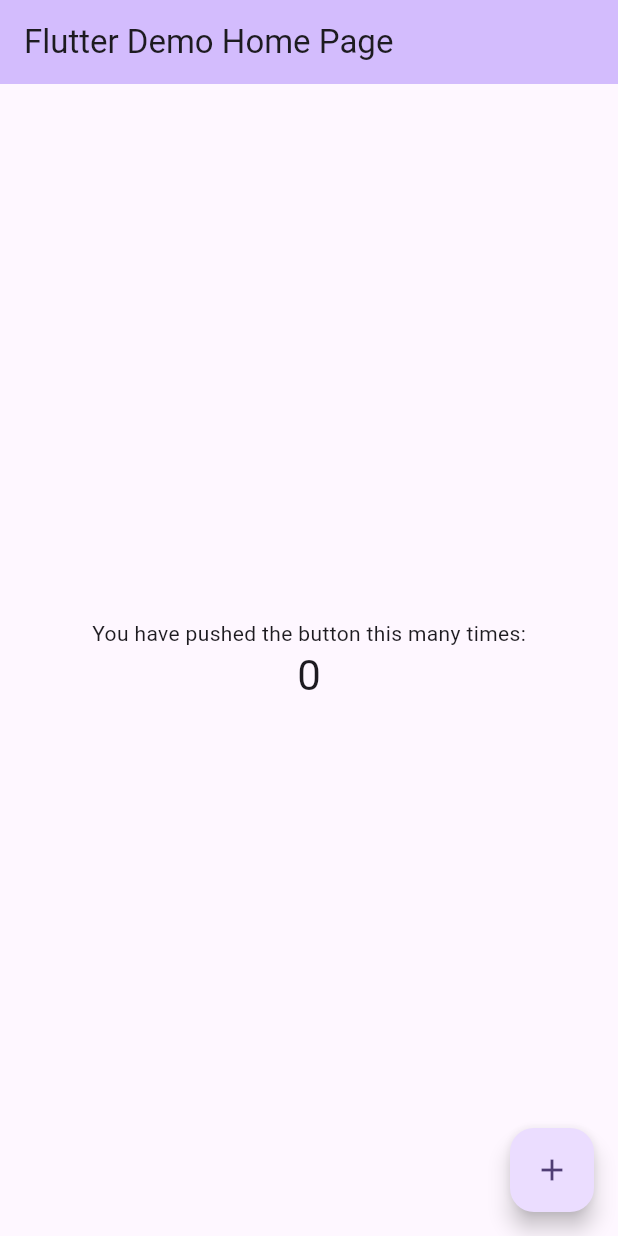
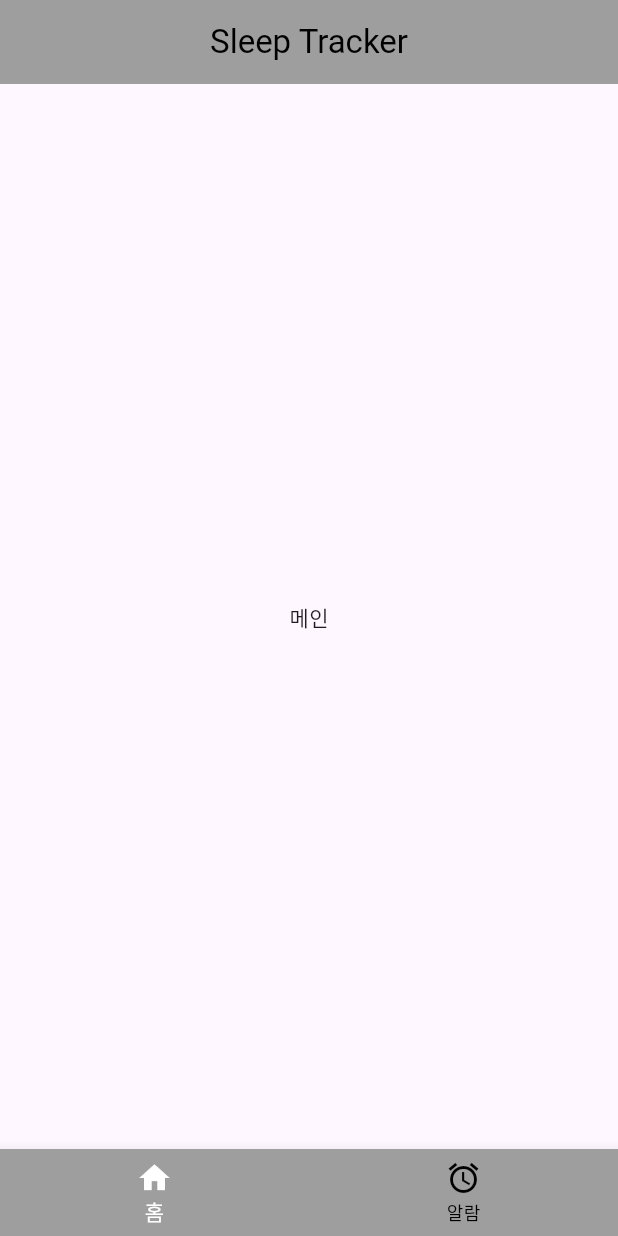
Before and after one commit to Capstone-team22222/Capstone-android, a Flutter app: the screen it shows after launch, on a phone screen of 412 x 824 dp. Run offline on Flutter 3.47's test engine with Material 3 defaults, Android fonts, the light colour scheme and no system bars.

Commit message:
first commit

```diff
--- a/flutter_application_1/lib/main.dart
+++ b/flutter_application_1/lib/main.dart
@@ -1,68 +1,53 @@
 import 'package:flutter/material.dart';
+import 'package:flutter_application_1/screens/main_screen.dart';
+import 'screens/alarm_screen.dart';
 
 void main() {
   runApp(const MyApp());
 }
 
-class MyApp extends StatelessWidget {
+class MyApp extends StatefulWidget{
   const MyApp({super.key});
+  @override
+  State<MyApp> createState() => _MainScreenState();
+}
 
+class _MainScreenState extends State<MyApp>{
+  int currentIndex = 0;
+  final screens = [
+    MainPage(),
+    AlarmPage(),
+  ];
   @override
   Widget build(BuildContext context) {
     return MaterialApp(
-      title: 'Flutter Demo',
-      theme: ThemeData(
-        colorScheme: ColorScheme.fromSeed(seedColor: Colors.deepPurple),
-        useMaterial3: true,
-      ),
-      home: const MyHomePage(title: 'Flutter Demo Home Page'),
-    );
-  }
-}
-
-class MyHomePage extends StatefulWidget {
-  const MyHomePage({super.key, required this.title});
-  final String title;
-
-  @override
-  State<MyHomePage> createState() => _MyHomePageState();
-}
-
-class _MyHomePageState extends State<MyHomePage> {
-  int _counter = 0;
-
-  void _incrementCounter() {
-    setState(() {
-      _counter++;
-    });
-  }
-
-  @override
-  Widget build(BuildContext context) {
-    return Scaffold(
+      debugShowCheckedModeBanner: false,
+      title: 'Sleep Tracker',
+      home: Scaffold(backgroundColor: Color(0xffe9edf3),
       appBar: AppBar(
-        backgroundColor: Theme.of(context).colorScheme.inversePrimary,
-        title: Text(widget.title),
-      ),
-      body: Center(
-        child: Column(
-          mainAxisAlignment: MainAxisAlignment.center,
-          children: <Widget>[
-            const Text(
-              'You have pushed the button this many times:',
+        elevation: 0,
+        centerTitle: true,
+        backgroundColor: Colors.grey,
+        title: Text("Sleep Tracker",
+         style: TextStyle(
+          color: Colors.black,),
+          ),
+        ),
+        body: screens[currentIndex],
+        bottomNavigationBar:
+          BottomNavigationBar(backgroundColor: Colors.grey, selectedItemColor: Colors.white,unselectedItemColor: Colors.black,
+          currentIndex: currentIndex, onTap: (index) => setState(() => currentIndex = index), items:[
+            BottomNavigationBarItem(
+              icon: Icon(Icons.home),
+              label: "홈",
             ),
-            Text(
-              '$_counter',
-              style: Theme.of(context).textTheme.headlineMedium,
+            BottomNavigationBarItem(
+              icon: Icon(Icons.alarm),
+              label: "알람",
             ),
           ],
         ),
       ),
-      floatingActionButton: FloatingActionButton(
-        onPressed: _incrementCounter,
-        tooltip: 'Increment',
-        child: const Icon(Icons.add),
-      ),
     );
   }
 }
--- /dev/null
+++ b/flutter_application_1/lib/screens/alarm_screen.dart
@@ -0,0 +1,12 @@
+import 'package:flutter/material.dart';
+
+class AlarmPage extends StatelessWidget{
+
+  @override
+  Widget build(BuildContext context){
+    return Scaffold(
+      body: Center(child: Text('알람'),
+      ),
+    );
+  }
+}
--- /dev/null
+++ b/flutter_application_1/lib/screens/main_screen.dart
@@ -0,0 +1,12 @@
+import 'package:flutter/material.dart';
+
+class MainPage extends StatelessWidget{
+
+  @override
+  Widget build(BuildContext context){
+    return Scaffold(
+      body: Center(child: Text('메인'),
+      ),
+    );
+  }
+}
```
